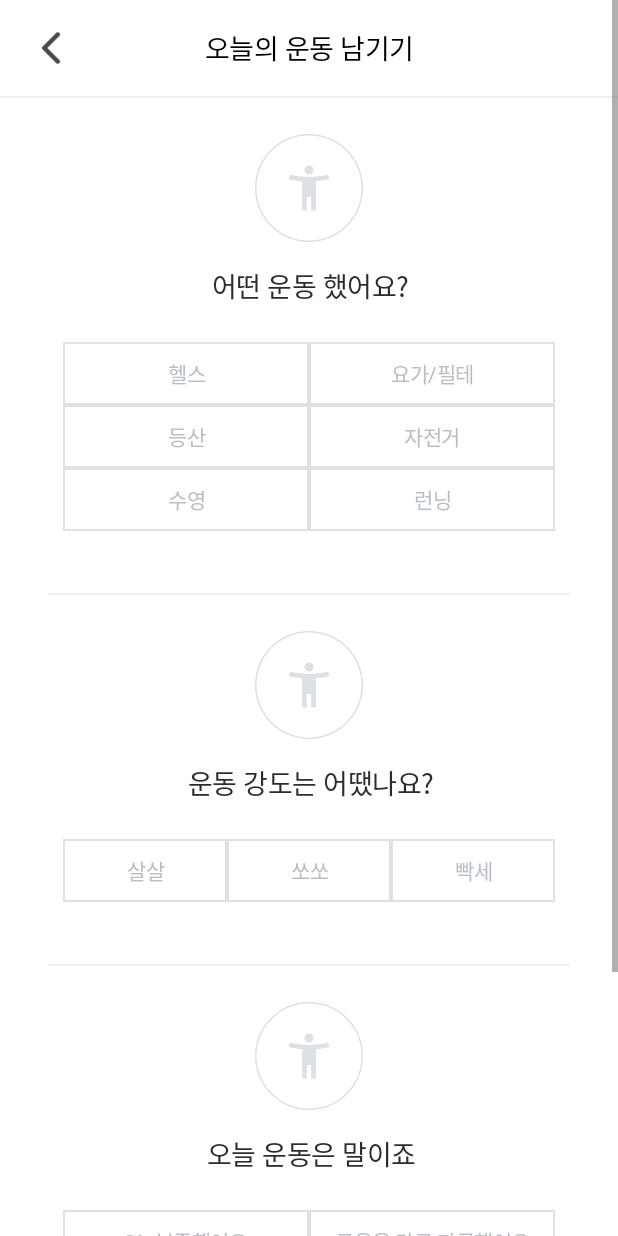
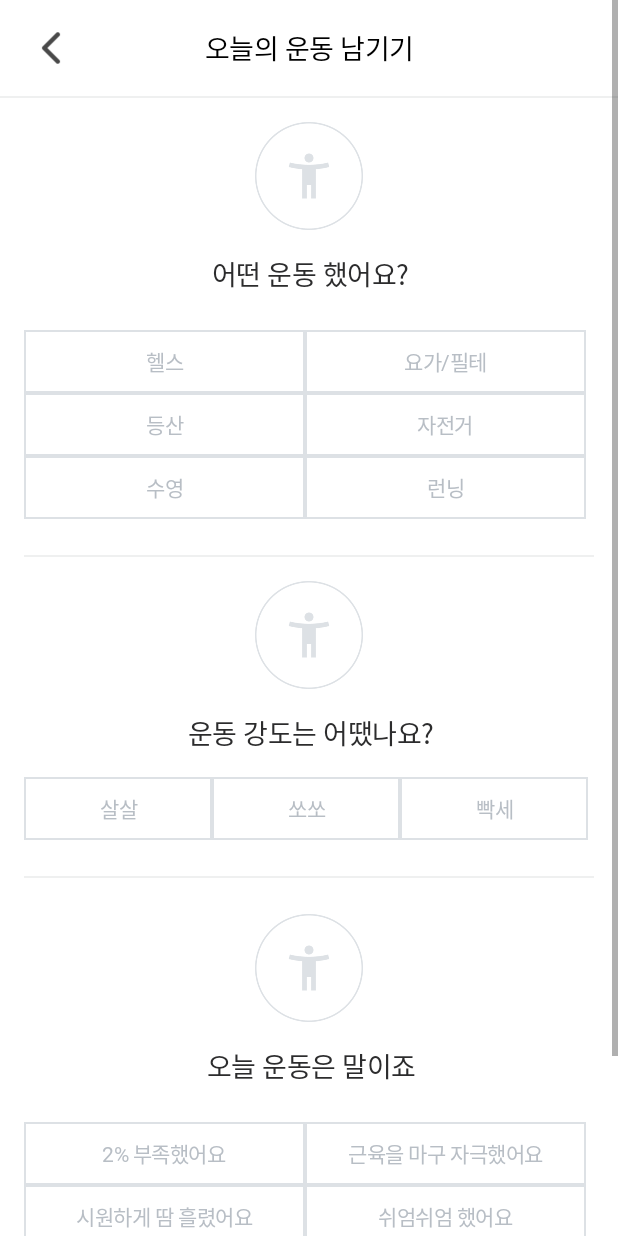
Before and after one commit to TEAMGODORI/GODORI_A, an Android app: the CertifTabUpload3Activity screen opened directly, with no data from a screen before it, on a phone screen of 412 x 824 dp. Run offline under Robolectric (Android 15) with nearby library versions, the phone set to English and light mode, and no system bars.

Commit message:
[Add] 마지막 수정

```diff
--- a/GODORI/app/src/main/res/layout/activity_certif_tab_upload3.xml
+++ b/GODORI/app/src/main/res/layout/activity_certif_tab_upload3.xml
@@ -52,14 +52,15 @@
 
             <LinearLayout
                 android:layout_width="match_parent"
-                android:layout_height="330dp"
+                android:layout_height="wrap_content"
+                android:layout_marginBottom="24dp"
                 android:orientation="vertical">
 
                 <ImageView
                     android:layout_width="72dp"
                     android:layout_height="72dp"
                     android:layout_marginLeft="170dp"
-                    android:layout_marginTop="24dp"
+                    android:layout_marginTop="16dp"
                     android:src="@drawable/ct_ic_exercise" />
 
                 <TextView
@@ -76,13 +77,13 @@
 
                 <RelativeLayout
                     android:layout_width="wrap_content"
-                    android:layout_height="wrap_content">
+                    android:layout_height="wrap_content"
+                    android:layout_marginHorizontal="16dp">
 
                     <CheckBox
                         android:id="@+id/exercise_Btn1"
-                        android:layout_width="164dp"
+                        android:layout_width="187dp"
                         android:layout_height="42dp"
-                        android:layout_marginLeft="42dp"
                         android:layout_marginTop="24dp"
                         android:background="@drawable/ct_ly_button_exercise_check"
                         android:button="@null"
@@ -96,7 +97,7 @@
 
                     <CheckBox
                         android:id="@+id/exercise_Btn2"
-                        android:layout_width="164dp"
+                        android:layout_width="187dp"
                         android:layout_height="42dp"
                         android:layout_marginTop="24dp"
                         android:layout_toRightOf="@+id/exercise_Btn1"
@@ -113,10 +114,9 @@
 
                     <CheckBox
                         android:id="@+id/exercise_Btn3"
-                        android:layout_width="164dp"
+                        android:layout_width="187dp"
                         android:layout_height="42dp"
                         android:layout_below="@+id/exercise_Btn1"
-                        android:layout_marginLeft="42dp"
                         android:background="@drawable/ct_ly_button_exercise_check"
                         android:button="@null"
                         android:fontFamily="@font/notosanskr_medium"
@@ -129,7 +129,7 @@
 
                     <CheckBox
                         android:id="@+id/exercise_Btn4"
-                        android:layout_width="164dp"
+                        android:layout_width="187dp"
                         android:layout_height="42dp"
                         android:layout_below="@+id/exercise_Btn2"
                         android:layout_toRightOf="@+id/exercise_Btn3"
@@ -146,10 +146,9 @@
 
                     <CheckBox
                         android:id="@+id/exercise_Btn5"
-                        android:layout_width="164dp"
+                        android:layout_width="187dp"
                         android:layout_height="42dp"
                         android:layout_below="@+id/exercise_Btn3"
-                        android:layout_marginLeft="42dp"
                         android:background="@drawable/ct_ly_button_exercise_check"
                         android:button="@null"
                         android:fontFamily="@font/notosanskr_medium"
@@ -162,7 +161,7 @@
 
                     <CheckBox
                         android:id="@+id/exercise_Btn6"
-                        android:layout_width="164dp"
+                        android:layout_width="187dp"
                         android:layout_height="42dp"
                         android:layout_below="@+id/exercise_Btn4"
                         android:layout_toRightOf="@+id/exercise_Btn5"
@@ -256,21 +255,23 @@
             </LinearLayout>
 
             <View
-                android:layout_width="348dp"
+                android:layout_width="match_parent"
                 android:layout_height="1dp"
+                android:layout_marginHorizontal="16dp"
                 android:layout_marginLeft="32dp"
                 android:background="#eff0f0" />
 
             <LinearLayout
                 android:layout_width="match_parent"
-                android:layout_height="246dp"
+                android:layout_height="wrap_content"
+                android:layout_marginBottom="24dp"
                 android:orientation="vertical">
 
                 <ImageView
                     android:layout_width="72dp"
                     android:layout_height="72dp"
                     android:layout_marginLeft="170dp"
-                    android:layout_marginTop="24dp"
+                    android:layout_marginTop="16dp"
                     android:src="@drawable/ct_ic_exercise" />
 
                 <TextView
@@ -289,13 +290,14 @@
                     android:id="@+id/intensity_RBtn1"
                     android:layout_width="wrap_content"
                     android:layout_height="wrap_content"
+                    android:layout_marginHorizontal="16dp"
                     android:layout_marginLeft="42dp"
-                    android:layout_marginTop="24dp"
+                    android:layout_marginTop="16dp"
                     android:orientation="horizontal">
 
                     <RadioButton
                         android:id="@+id/intensity_Btn1"
-                        android:layout_width="109dp"
+                        android:layout_width="125dp"
                         android:layout_height="42dp"
                         android:background="@drawable/ct_ly_button_exercise_check"
                         android:button="@null"
@@ -309,7 +311,7 @@
 
                     <RadioButton
                         android:id="@+id/intensity_Btn2"
-                        android:layout_width="109dp"
+                        android:layout_width="125dp"
                         android:layout_height="42dp"
                         android:background="@drawable/ct_ly_button_exercise_check"
                         android:button="@null"
@@ -323,7 +325,7 @@
 
                     <RadioButton
                         android:id="@+id/intensity_Btn3"
-                        android:layout_width="109dp"
+                        android:layout_width="125dp"
                         android:layout_height="42dp"
                         android:background="@drawable/ct_ly_button_exercise_check"
                         android:button="@null"
@@ -338,14 +340,16 @@
             </LinearLayout>
 
             <View
-                android:layout_width="348dp"
+                android:layout_width="match_parent"
                 android:layout_height="1dp"
+                android:layout_marginHorizontal="16dp"
                 android:layout_marginLeft="32dp"
                 android:background="#eff0f0" />
 
             <LinearLayout
                 android:layout_width="match_parent"
-                android:layout_height="404dp"
+                android:layout_height="wrap_content"
+                android:layout_marginBottom="24dp"
                 android:orientation="vertical">
 
                 <ImageView
@@ -369,13 +373,13 @@
 
                 <RelativeLayout
                     android:layout_width="wrap_content"
-                    android:layout_height="wrap_content">
+                    android:layout_height="wrap_content"
+                    android:layout_marginHorizontal="16dp">
 
                     <CheckBox
                         android:id="@+id/reviews_Btn1"
-                        android:layout_width="164dp"
+                        android:layout_width="187dp"
                         android:layout_height="42dp"
-                        android:layout_marginLeft="42dp"
                         android:layout_marginTop="24dp"
                         android:background="@drawable/ct_ly_button_exercise_check"
                         android:button="@null"
@@ -389,7 +393,7 @@
 
                     <CheckBox
                         android:id="@+id/reviews_Btn2"
-                        android:layout_width="164dp"
+                        android:layout_width="187dp"
                         android:layout_height="42dp"
                         android:layout_marginTop="24dp"
                         android:layout_toRightOf="@+id/reviews_Btn1"
@@ -405,10 +409,9 @@
 
                     <CheckBox
                         android:id="@+id/reviews_Btn3"
-                        android:layout_width="164dp"
+                        android:layout_width="187dp"
                         android:layout_height="42dp"
                         android:layout_below="@+id/reviews_Btn1"
-                        android:layout_marginLeft="42dp"
                         android:background="@drawable/ct_ly_button_exercise_check"
                         android:button="@null"
                         android:fontFamily="@font/notosanskr_medium"
@@ -421,7 +424,7 @@
 
                     <CheckBox
                         android:id="@+id/reviews_Btn4"
-                        android:layout_width="164dp"
+                        android:layout_width="187dp"
                         android:layout_height="42dp"
                         android:layout_below="@+id/reviews_Btn2"
                         android:layout_toRightOf="@+id/reviews_Btn3"
@@ -437,10 +440,9 @@
 
                     <CheckBox
                         android:id="@+id/reviews_Btn5"
-                        android:layout_width="164dp"
+                        android:layout_width="187dp"
                         android:layout_height="42dp"
                         android:layout_below="@+id/reviews_Btn3"
-                        android:layout_marginLeft="42dp"
                         android:background="@drawable/ct_ly_button_exercise_check"
                         android:button="@null"
                         android:fontFamily="@font/notosanskr_medium"
@@ -453,7 +455,7 @@
 
                     <CheckBox
                         android:id="@+id/reviews_Btn6"
-                        android:layout_width="164dp"
+                        android:layout_width="187dp"
                         android:layout_height="42dp"
                         android:layout_below="@+id/reviews_Btn4"
                         android:layout_toRightOf="@+id/reviews_Btn5"
@@ -467,6 +469,11 @@
                         android:textColor="@color/ct_text_color"
                         android:textSize="14sp" />
                 </RelativeLayout>
+            </LinearLayout>
+
+            <LinearLayout
+                android:layout_width="match_parent"
+                android:layout_height="wrap_content">
 
                 <Button
                     android:id="@+id/next3Btn"
@@ -474,7 +481,6 @@
                     android:layout_height="48dp"
                     android:layout_alignParentBottom="true"
                     android:layout_marginHorizontal="16dp"
-                    android:layout_marginTop="42dp"
                     android:layout_marginBottom="18dp"
                     android:background="@drawable/gr_ly_btn_next"
                     android:enabled="false"
```
Also changed, not shown: GODORI/app/src/main/res/layout/activity_certif_tab_detail.xml (+25 -24 lines), GODORI/app/src/main/res/layout/activity_certif_tab_upload2.xml (+4 -4 lines).
